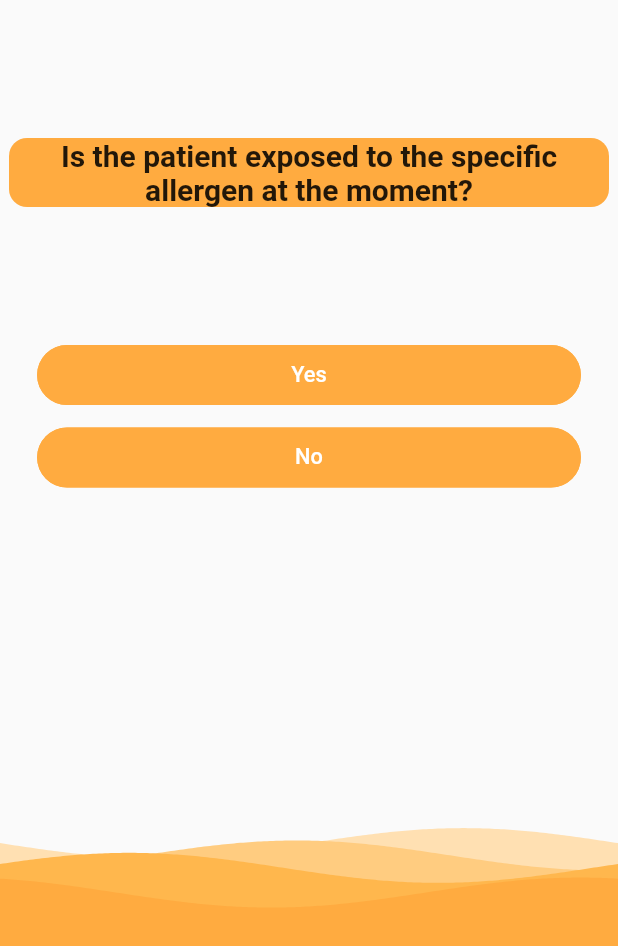
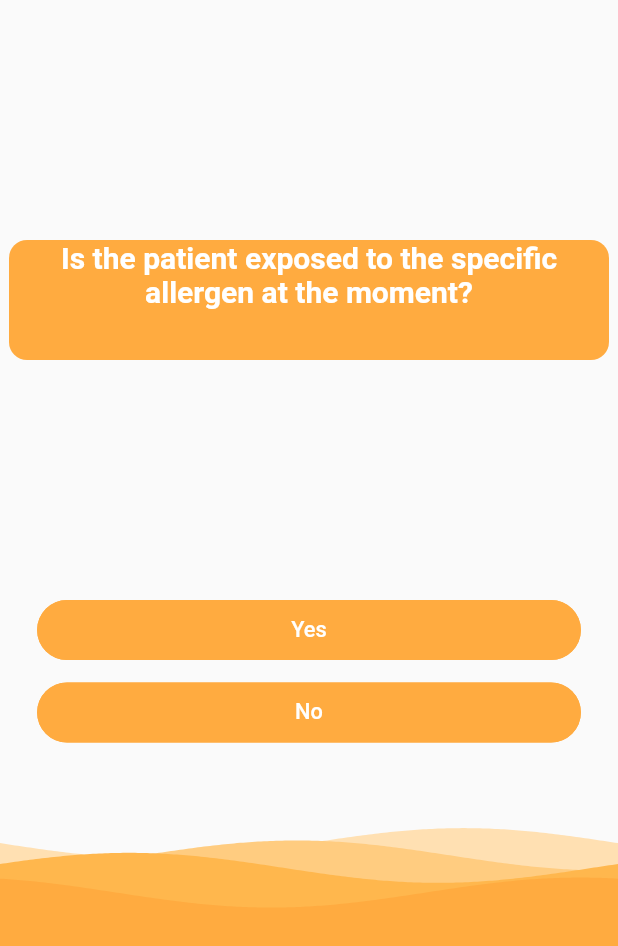
Before and after one commit to Be-live/aaaa, a Flutter app: the screen it shows after launch, on a phone screen of 412 x 824 dp. Shown: the top 946 px of the screen. Run offline on Flutter 3.47's test engine with Material 2 defaults, Android fonts, the phone set to English and light mode, and no system bars; drawn by our look-alikes of getwidget, wave.

```diff
--- a/lib/TextBox.dart
+++ b/lib/TextBox.dart
@@ -10,16 +10,17 @@ class TextBox1 extends StatelessWidget {
     return Center(
       child: ConstrainedBox(
         child: Container(
-          //height : 80,
+          height : 80,
           width: 400,
           decoration: BoxDecoration(
             color: Colors.orangeAccent,
             borderRadius: BorderRadius.all(Radius.circular(12)),
           ),
           child: Text(
+
             "Is the patient exposed to the specific allergen at the moment?",
             textAlign: TextAlign.center,
-            style: TextStyle(fontWeight: FontWeight.bold, fontSize: 20),
+            style: TextStyle(color: Colors.white, fontWeight: FontWeight.bold, fontSize: 20),
           ),
         ),
 
```
